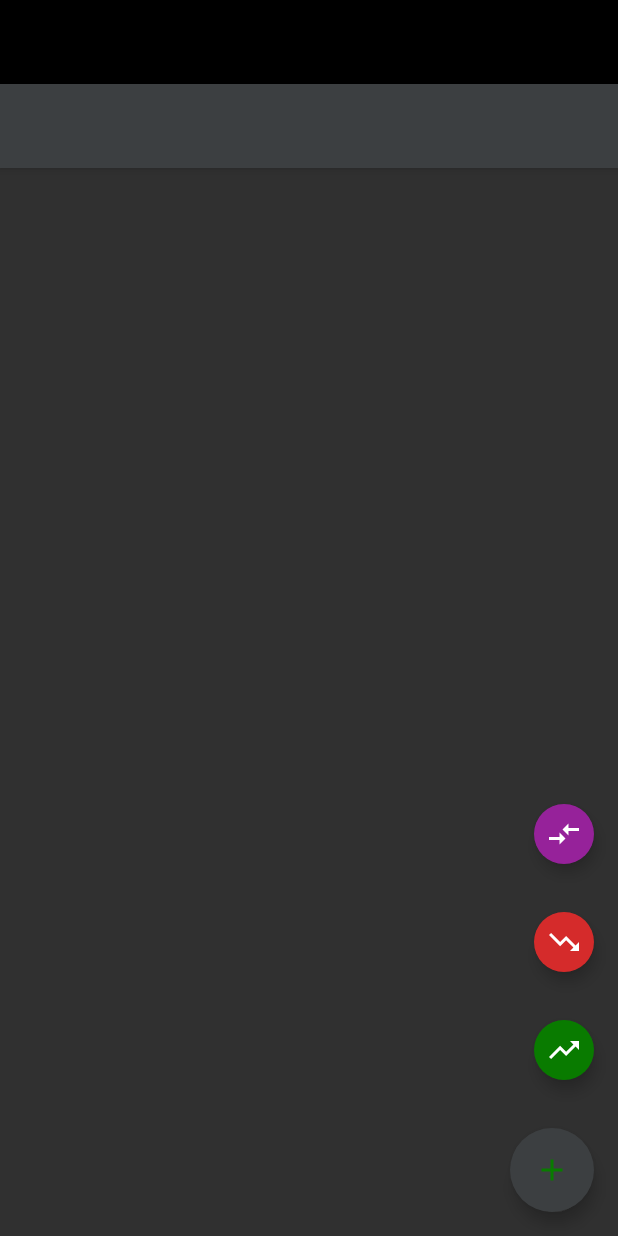
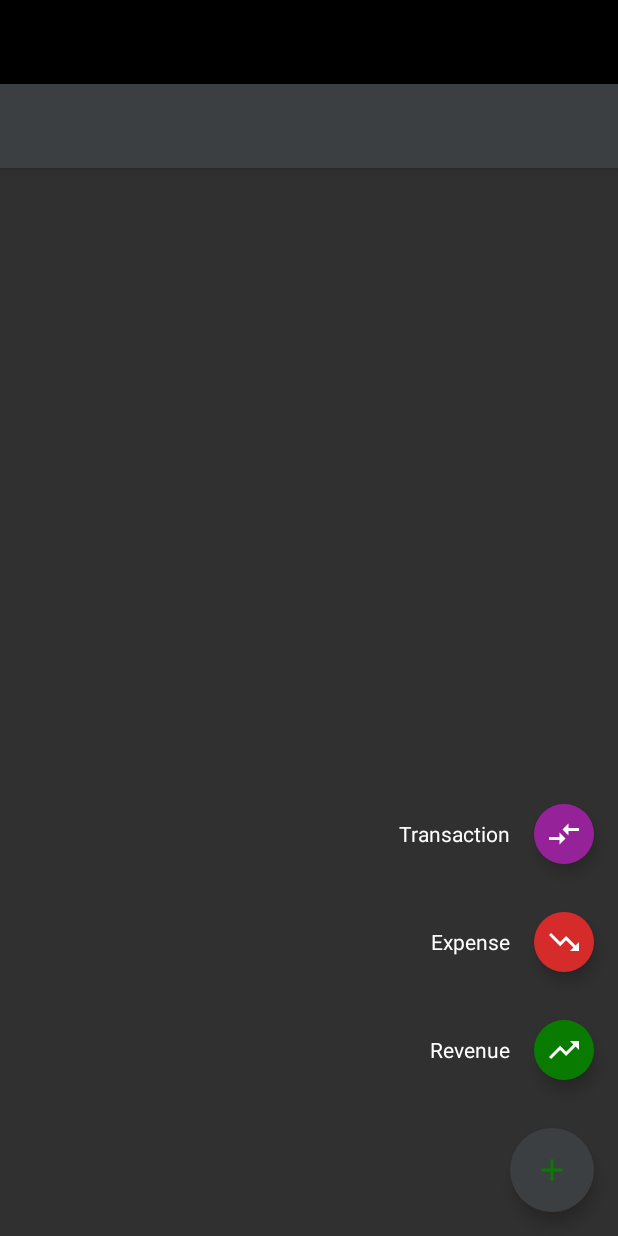
Before and after one commit to gustavocelani/fortune, an Android app: the layout activity_main.xml on its own in the app's theme, with its tools: preview values and no code run, on a phone screen of 412 x 824 dp. Run offline under Robolectric (Android 15) with nearby library versions, the phone set to English and light mode, and no system bars.

Commit message:
Add fab labels and home screen fab

```diff
--- a/Fortune/app/src/main/java/com/gcelani/fortune/MainActivity.java
+++ b/Fortune/app/src/main/java/com/gcelani/fortune/MainActivity.java
@@ -43,9 +43,9 @@ public class MainActivity extends AppCompatActivity {
         Toolbar toolbar = findViewById(R.id.toolbar);
         setSupportActionBar(toolbar);
 
-        ViewAnimation.init(findViewById(R.id.fab_revenue));
-        ViewAnimation.init(findViewById(R.id.fab_expense));
-        ViewAnimation.init(findViewById(R.id.fab_transaction));
+        ViewAnimation.init(findViewById(R.id.fab_revenue_layout));
+        ViewAnimation.init(findViewById(R.id.fab_expense_layout));
+        ViewAnimation.init(findViewById(R.id.fab_transaction_layout));
 
         DrawerLayout drawer = findViewById(R.id.drawer_layout);
         mAppBarConfiguration = new AppBarConfiguration.Builder(
--- a/Fortune/app/src/main/java/com/gcelani/fortune/fragments/HomeFragment.java
+++ b/Fortune/app/src/main/java/com/gcelani/fortune/fragments/HomeFragment.java
@@ -7,6 +7,7 @@ import android.view.Menu;
 import android.view.MenuInflater;
 import android.view.View;
 import android.view.ViewGroup;
+import android.widget.LinearLayout;
 
 import androidx.annotation.NonNull;
 import androidx.fragment.app.Fragment;
@@ -14,12 +15,25 @@ import androidx.fragment.app.Fragment;
 import com.gcelani.fortune.R;
 import com.gcelani.fortune.view.ViewAnimation;
 import com.google.android.material.floatingactionbutton.FloatingActionButton;
+import com.google.android.material.snackbar.Snackbar;
 
 /**
  * HomeFragment
  * extends Fragment
  */
 public class HomeFragment extends Fragment {
+
+    /** isFabRotate */
+    private boolean isFabRotate = false;
+    /** FabMain */
+    private FloatingActionButton mFabMain;
+
+    /** FabRevenue */
+    private LinearLayout mFabRevenueLayout;
+    /** FabExpense */
+    private LinearLayout mFabExpenseLayout;
+    /** FabTransaction */
+    private LinearLayout mFabTransactionLayout;
 
     /**
      * onCreateView
@@ -34,8 +48,21 @@ public class HomeFragment extends Fragment {
         setHasOptionsMenu(true);
 
         if (getActivity() != null) {
-            FloatingActionButton floatingActionButton = getActivity().findViewById(R.id.fab);
-            floatingActionButton.hide();
+            FloatingActionButton fabRevenue = getActivity().findViewById(R.id.fab_revenue);
+            fabRevenue.setOnClickListener(fabRevenueOnClickListener);
+            mFabRevenueLayout = getActivity().findViewById(R.id.fab_revenue_layout);
+
+            FloatingActionButton fabExpense = getActivity().findViewById(R.id.fab_expense);
+            fabExpense.setOnClickListener(fabExpenseOnClickListener);
+            mFabExpenseLayout = getActivity().findViewById(R.id.fab_expense_layout);
+
+            FloatingActionButton fabTransaction = getActivity().findViewById(R.id.fab_transaction);
+            fabTransaction.setOnClickListener(fabTransactionOnClickListener);
+            mFabTransactionLayout = getActivity().findViewById(R.id.fab_transaction_layout);
+
+            mFabMain = getActivity().findViewById(R.id.fab);
+            mFabMain.show();
+            mFabMain.setOnClickListener(fabMainOnClickListener);
         }
 
         return rootView;
@@ -51,4 +78,68 @@ public class HomeFragment extends Fragment {
         super.onCreateOptionsMenu(menu, inflater);
         menu.findItem(R.id.action_filter).setVisible(false);
     }
+
+    /**
+     * fabMainOnClickListener
+     */
+    private View.OnClickListener fabMainOnClickListener = new View.OnClickListener() {
+        @Override
+        public void onClick(View view) {
+            isFabRotate = ViewAnimation.rotateFab(view, !isFabRotate);
+
+            if(isFabRotate) {
+                ViewAnimation.showIn(mFabRevenueLayout);
+                ViewAnimation.showIn(mFabExpenseLayout);
+                ViewAnimation.showIn(mFabTransactionLayout);
+            } else {
+                ViewAnimation.showOut(mFabRevenueLayout);
+                ViewAnimation.showOut(mFabExpenseLayout);
+                ViewAnimation.showOut(mFabTransactionLayout);
+            }
+        }
+    };
+
+    /**
+     * fabRevenueOnClickListener
+     */
+    private View.OnClickListener fabRevenueOnClickListener = new View.OnClickListener() {
+        @Override
+        public void onClick(View view) {
+            Snackbar.make(view, "Revenue", Snackbar.LENGTH_LONG).setAction("Action", null).show();
+        }
+    };
+
+    /**
+     * fabExpenseOnClickListener
+     */
+    private View.OnClickListener fabExpenseOnClickListener = new View.OnClickListener() {
+        @Override
+        public void onClick(View view) {
+            Snackbar.make(view, "Expense", Snackbar.LENGTH_LONG).setAction("Action", null).show();
+        }
+    };
+
+    /**
+     * fabTransactionOnClickListener
+     */
+    private View.OnClickListener fabTransactionOnClickListener = new View.OnClickListener() {
+        @Override
+        public void onClick(View view) {
+            Snackbar.make(view, "Transaction", Snackbar.LENGTH_LONG).setAction("Action", null).show();
+        }
+    };
+
+    /**
+     * onDestroyView
+     */
+    @Override
+    public void onDestroyView() {
+        super.onDestroyView();
+        if (isFabRotate) {
+            isFabRotate = ViewAnimation.rotateFab(mFabMain, false);
+            ViewAnimation.showOut(mFabRevenueLayout);
+            ViewAnimation.showOut(mFabExpenseLayout);
+            ViewAnimation.showOut(mFabTransactionLayout);
+        }
+    }
 }
--- a/Fortune/app/src/main/res/layout-v21/app_bar_main.xml
+++ b/Fortune/app/src/main/res/layout-v21/app_bar_main.xml
@@ -30,6 +30,19 @@
         android:layout_height="wrap_content"
         android:orientation="vertical" >
 
+        <LinearLayout
+            android:id="@+id/fab_transaction_layout"
+            android:layout_width="wrap_content"
+            android:layout_height="wrap_content"
+            android:layout_gravity="bottom|end|center" >
+
+            <TextView
+                android:layout_width="wrap_content"
+                android:layout_height="wrap_content"
+                android:layout_gravity="center"
+                android:textColor="@color/white"
+                android:text="@string/transaction_text" />
+
             <com.google.android.material.floatingactionbutton.FloatingActionButton
                 android:id="@+id/fab_transaction"
                 android:layout_width="wrap_content"
@@ -41,6 +54,20 @@
                 app:borderWidth="0dp"
                 app:srcCompat="@drawable/ic_fab_transaction"
                 tools:ignore="VectorDrawableCompat" />
+        </LinearLayout>
+
+        <LinearLayout
+            android:id="@+id/fab_expense_layout"
+            android:layout_width="wrap_content"
+            android:layout_height="wrap_content"
+            android:layout_gravity="bottom|end|center" >
+
+            <TextView
+                android:layout_width="wrap_content"
+                android:layout_height="wrap_content"
+                android:layout_gravity="center"
+                android:textColor="@color/white"
+                android:text="@string/expense_text" />
 
             <com.google.android.material.floatingactionbutton.FloatingActionButton
                 android:id="@+id/fab_expense"
@@ -53,6 +80,20 @@
                 app:borderWidth="0dp"
                 app:srcCompat="@drawable/ic_fab_expense"
                 tools:ignore="VectorDrawableCompat" />
+        </LinearLayout>
+
+        <LinearLayout
+            android:id="@+id/fab_revenue_layout"
+            android:layout_width="wrap_content"
+            android:layout_height="wrap_content"
+            android:layout_gravity="bottom|end|center" >
+
+            <TextView
+                android:layout_width="wrap_content"
+                android:layout_height="wrap_content"
+                android:layout_gravity="center"
+                android:textColor="@color/white"
+                android:text="@string/revenue_text" />
 
             <com.google.android.material.floatingactionbutton.FloatingActionButton
                 android:id="@+id/fab_revenue"
@@ -65,6 +106,7 @@
                 app:borderWidth="0dp"
                 app:srcCompat="@drawable/ic_fab_revenue"
                 tools:ignore="VectorDrawableCompat" />
+        </LinearLayout>
 
         <com.google.android.material.floatingactionbutton.FloatingActionButton
             android:id="@+id/fab"
--- a/Fortune/app/src/main/res/values/strings.xml
+++ b/Fortune/app/src/main/res/values/strings.xml
@@ -27,4 +27,9 @@
     <string name="about_owner_text">Developed and maintained by Gustavo Celani</string>
     <string name="about_owner_github_text">github.com/gustavocelani</string>
 
+    <!-- Transactions Operations -->
+    <string name="transaction_text">Transaction</string>
+    <string name="expense_text">Expense</string>
+    <string name="revenue_text">Revenue</string>
+
 </resources>
```
Also changed, not shown: Fortune/app/src/main/java/com/gcelani/fortune/fragments/TransactionsFragment.java (+28 -26 lines). Lines whose indentation alone changed are shown as unchanged.
